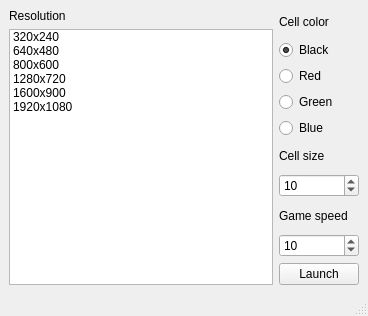
The window that launcher_gui.ui (renmans/celldiv) describes before a commit, drawn with Qt 5.
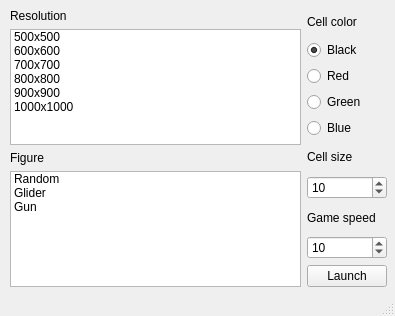
The same window after the commit.

Commit message: Add figures, fix nextgen's

Patch:
```diff
--- a/launcher_gui.ui
+++ b/launcher_gui.ui
@@ -6,7 +6,7 @@
    <rect>
     <x>0</x>
     <y>0</y>
-    <width>368</width>
+    <width>395</width>
     <height>316</height>
    </rect>
   </property>
@@ -14,9 +14,18 @@
    <string>Cellton Launcher</string>
   </property>
   <widget class="QWidget" name="centralwidget">
-   <layout class="QHBoxLayout" name="horizontalLayout">
+   <widget class="QWidget" name="layoutWidget">
+    <property name="geometry">
+     <rect>
+      <x>10</x>
+      <y>9</y>
+      <width>377</width>
+      <height>278</height>
+     </rect>
+    </property>
+    <layout class="QHBoxLayout" name="horizontalLayout_2">
     <item>
-     <layout class="QVBoxLayout" name="verticalLayout_3">
+      <layout class="QVBoxLayout" name="verticalLayout_2">
       <item>
        <widget class="QLabel" name="resolutionLabel">
         <property name="text">
@@ -34,36 +43,71 @@
         </property>
         <item>
          <property name="text">
-          <string>320x240</string>
+           <string>500x500</string>
          </property>
         </item>
         <item>
          <property name="text">
-          <string>640x480</string>
+           <string>600x600</string>
          </property>
         </item>
         <item>
          <property name="text">
-          <string>800x600</string>
+           <string>700x700</string>
          </property>
         </item>
         <item>
          <property name="text">
-          <string>1280x720</string>
+           <string>800x800</string>
          </property>
         </item>
         <item>
          <property name="text">
-          <string>1600x900</string>
+           <string>900x900</string>
          </property>
         </item>
         <item>
          <property name="text">
-          <string>1920x1080</string>
+           <string>1000x1000</string>
          </property>
         </item>
        </widget>
       </item>
+       <item>
+        <widget class="QLabel" name="figureLabel">
+         <property name="text">
+          <string>Figure</string>
+         </property>
+        </widget>
+       </item>
+       <item>
+        <widget class="QListWidget" name="figureList">
+         <property name="layoutDirection">
+          <enum>Qt::LeftToRight</enum>
+         </property>
+         <property name="currentRow">
+          <number>-1</number>
+         </property>
+         <item>
+          <property name="text">
+           <string>Random</string>
+          </property>
+         </item>
+         <item>
+          <property name="text">
+           <string>Glider</string>
+          </property>
+         </item>
+         <item>
+          <property name="text">
+           <string>Gun</string>
+          </property>
+         </item>
+        </widget>
+       </item>
+       <item>
+        <layout class="QHBoxLayout" name="horizontalLayout"/>
+       </item>
      </layout>
     </item>
     <item>
@@ -150,6 +194,7 @@
      </layout>
     </item>
    </layout>
+   </widget>
   </widget>
   <widget class="QStatusBar" name="statusbar"/>
  </widget>
```
Lines whose indentation alone changed are shown as unchanged. The commit also changes 4 other files.
